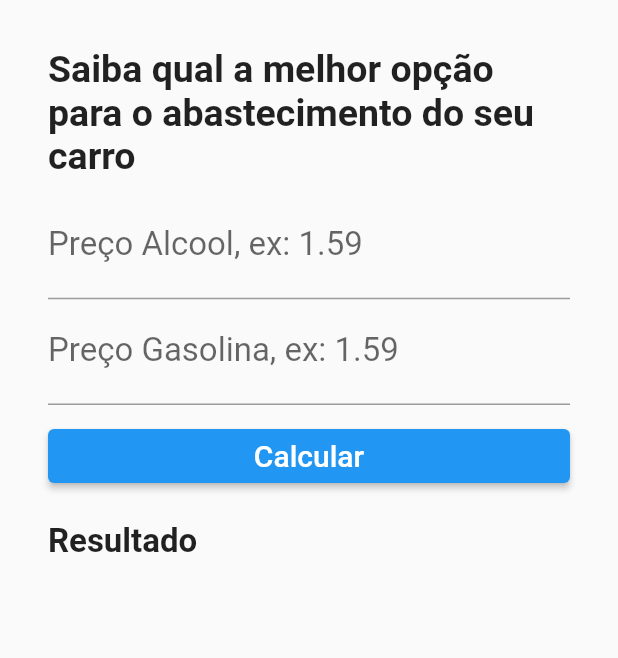
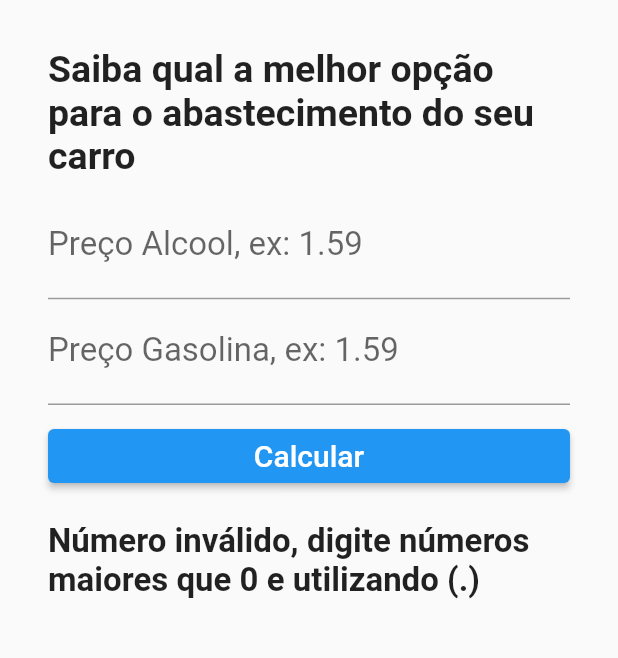
Before and after one commit to Queonias/AppAlcoolGasolina, a Flutter app: the screen it shows after launch, after a tap on "Calcular", on a phone screen of 412 x 824 dp, the part 268-926 px from its top. Run offline on Flutter 3.47's test engine with Material 2 defaults, Android fonts, the phone set to English and light mode, and no system bars.

Commit message:
feat: lógica implementada

```diff
--- a/lib/home.dart
+++ b/lib/home.dart
@@ -8,11 +8,40 @@ class Home extends StatefulWidget {
 }
 
 class _HomeState extends State<Home> {
+  final _controllerAlcool = TextEditingController();
+  final _controllerGasolina = TextEditingController();
+  String _textoResultado = "";
+
+  void _calcular() {
+    var precoAlcool = double.tryParse(_controllerAlcool.text);
+    var precoGasolina = double.tryParse(_controllerGasolina.text);
+
+    if (precoAlcool == null && precoGasolina == null) {
+      setState(() {
+        _textoResultado =
+            "Número inválido, digite números maiores que 0 e utilizando (.)";
+      });
+    } else {
+      if ((precoAlcool! / precoGasolina!) >= 0.7) {
+        setState(() {
+          _textoResultado = "Melhor abastecer com gasolina";
+        });
+      } else {
+        setState(() {
+          _textoResultado = "Melhor abastecer com Álcool";
+        });
+      }
+    }
+    _limparCampos();
+  }
+
+  void _limparCampos() {
+    _controllerAlcool.text = "";
+    _controllerGasolina.text = "";
+  }
+
   @override
   Widget build(BuildContext context) {
-    final controllerAlcool = TextEditingController();
-    final controllerGasolina = TextEditingController();
-
     return Scaffold(
       appBar: AppBar(
         title: const Text("Álcool ou Gasolina"),
@@ -35,24 +64,26 @@ class _HomeState extends State<Home> {
               ),
             ),
             TextField(
-              keyboardType: TextInputType.number,
+              keyboardType:
+                  const TextInputType.numberWithOptions(decimal: true),
               decoration: const InputDecoration(
                 labelText: "Preço Alcool, ex: 1.59",
               ),
               style: const TextStyle(
                 fontSize: 22,
               ),
-              controller: controllerAlcool,
+              controller: _controllerAlcool,
             ),
             TextField(
-              keyboardType: TextInputType.number,
+              keyboardType:
+                  const TextInputType.numberWithOptions(decimal: true),
               decoration: const InputDecoration(
                 labelText: "Preço Gasolina, ex: 1.59",
               ),
               style: const TextStyle(
                 fontSize: 22,
               ),
-              controller: controllerGasolina,
+              controller: _controllerGasolina,
             ),
             Padding(
               padding: const EdgeInsets.only(top: 10),
@@ -60,20 +91,19 @@ class _HomeState extends State<Home> {
                 style: ElevatedButton.styleFrom(
                   backgroundColor: Colors.blue,
                 ),
-                onPressed: () {
-                  print("object");
-                },
+                onPressed: _calcular,
                 child: const Text(
                   "Calcular",
                   style: TextStyle(fontSize: 20),
                 ),
               ),
             ),
-            const Padding(
-              padding: EdgeInsets.only(top: 20),
+            Padding(
+              padding: const EdgeInsets.only(top: 20),
               child: Text(
-                "Resultado",
-                style: TextStyle(fontSize: 22, fontWeight: FontWeight.bold),
+                _textoResultado,
+                style:
+                    const TextStyle(fontSize: 22, fontWeight: FontWeight.bold),
               ),
             )
           ],
```
